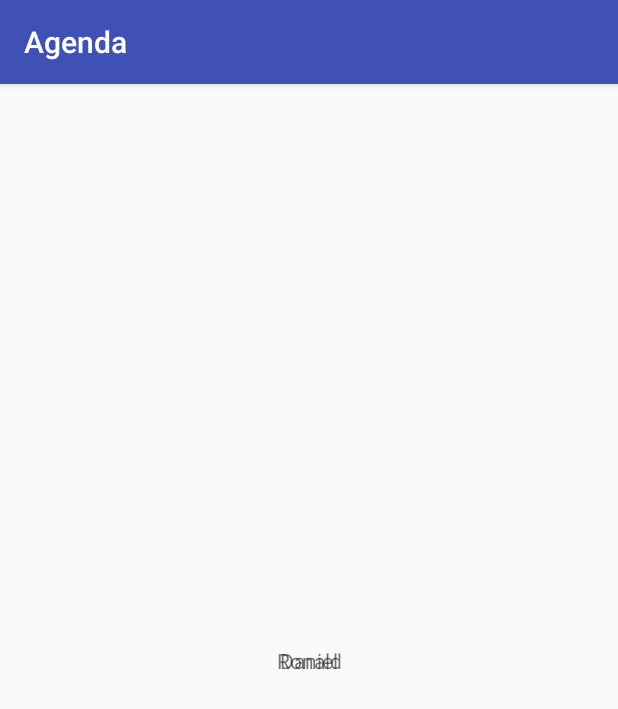
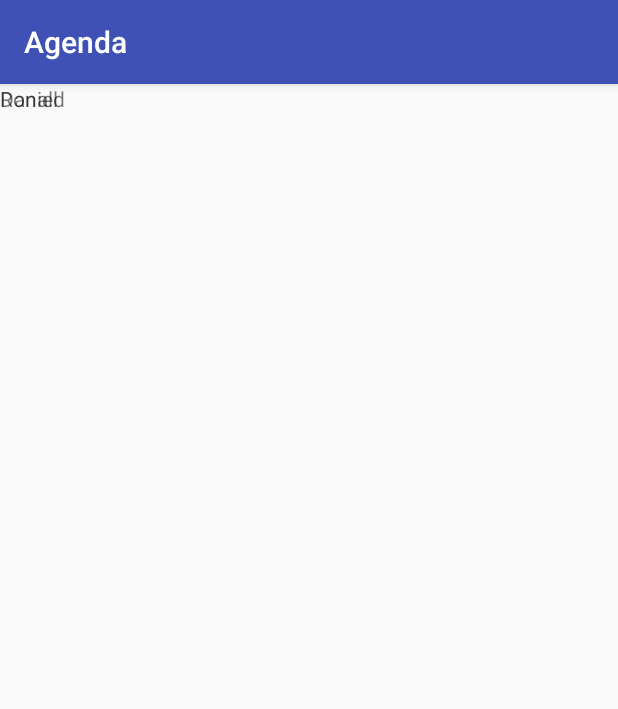
Before and after one commit to joabetc/Agenda, an Android app: the screen it shows after launch (StudentsListActivity), on a phone screen of 412 x 824 dp. Shown: the top 709 px of the screen. Run offline under Robolectric (Android 15) with nearby library versions, the light colour scheme and no system bars.

Commit message:
Simplifying TextView properties

```diff
--- a/app/src/main/res/layout/activity_students_list.xml
+++ b/app/src/main/res/layout/activity_students_list.xml
@@ -9,19 +9,11 @@
     <TextView
         android:layout_width="wrap_content"
         android:layout_height="wrap_content"
-        android:text="Daniel"
-        app:layout_constraintBottom_toBottomOf="parent"
-        app:layout_constraintLeft_toLeftOf="parent"
-        app:layout_constraintRight_toRightOf="parent"
-        app:layout_constraintTop_toTopOf="parent" />
+        android:text="Daniel" />
 
     <TextView
         android:layout_width="wrap_content"
         android:layout_height="wrap_content"
-        android:text="Ronald"
-        app:layout_constraintBottom_toBottomOf="parent"
-        app:layout_constraintLeft_toLeftOf="parent"
-        app:layout_constraintRight_toRightOf="parent"
-        app:layout_constraintTop_toTopOf="parent" />
+        android:text="Ronald" />
 
 </android.support.constraint.ConstraintLayout>
```
